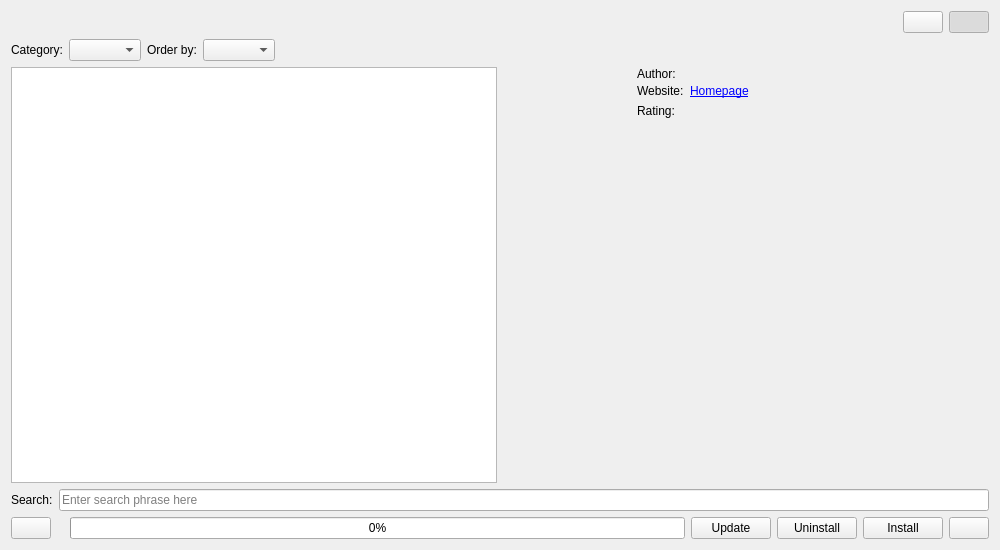
Before: the Qt Designer form plugins/extensions/resourcemanager/wdgdlgcontentdownloader.ui in KDE/krita, drawn with Qt 5.
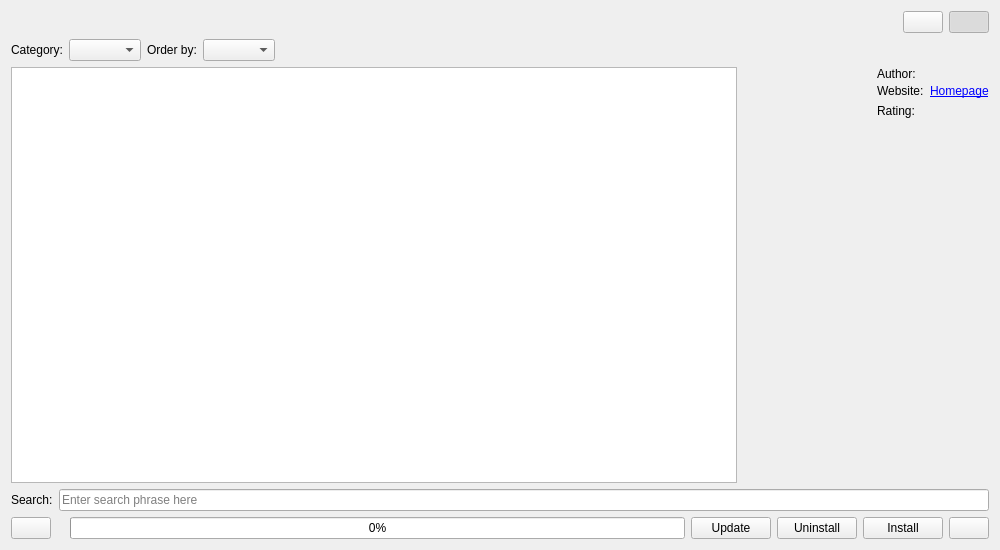
After: the same form once the commit is applied. Custom widgets are drawn as their Qt base class.

Commit message:
Details of content data is shown as a large summary of what the data is
The description of a data is shown, not in small amount, but in large scale itself and is represented using QLabel to give user a view on it

What changed in the file:
```diff
--- a/plugins/extensions/resourcemanager/wdgdlgcontentdownloader.ui
+++ b/plugins/extensions/resourcemanager/wdgdlgcontentdownloader.ui
@@ -189,19 +189,6 @@
          <property name="verticalSpacing">
           <number>3</number>
          </property>
-         <item row="6" column="2">
-          <spacer name="horizontalSpacer_3">
-           <property name="orientation">
-            <enum>Qt::Horizontal</enum>
-           </property>
-           <property name="sizeHint" stdset="0">
-            <size>
-             <width>40</width>
-             <height>20</height>
-            </size>
-           </property>
-          </spacer>
-         </item>
          <item row="3" column="0">
           <widget class="QLabel" name="label_6">
            <property name="text">
@@ -235,7 +222,7 @@
            </property>
           </widget>
          </item>
-         <item row="3" column="1" colspan="2">
+         <item row="3" column="1" colspan="4">
           <layout class="QHBoxLayout" name="horizontalLayout_6">
            <item>
             <widget class="KRatingWidget" name="ratingWidget" native="true">
@@ -265,7 +252,7 @@
            </item>
           </layout>
          </item>
-         <item row="2" column="1" colspan="2">
+         <item row="2" column="1" colspan="4">
           <widget class="QLabel" name="homepageLabel">
            <property name="text">
             <string>&lt;a href=&quot;http://opendesktop.org&quot;&gt;Homepage&lt;/a&gt;</string>
@@ -275,7 +262,7 @@
            </property>
           </widget>
          </item>
-         <item row="0" column="1" colspan="2">
+         <item row="0" column="1" colspan="4">
           <widget class="QLabel" name="authorLabel">
            <property name="text">
             <string/>
```
Left out of the diff: 10 changed lines with no effect on the pictures. The commit also changes 1 other file.
